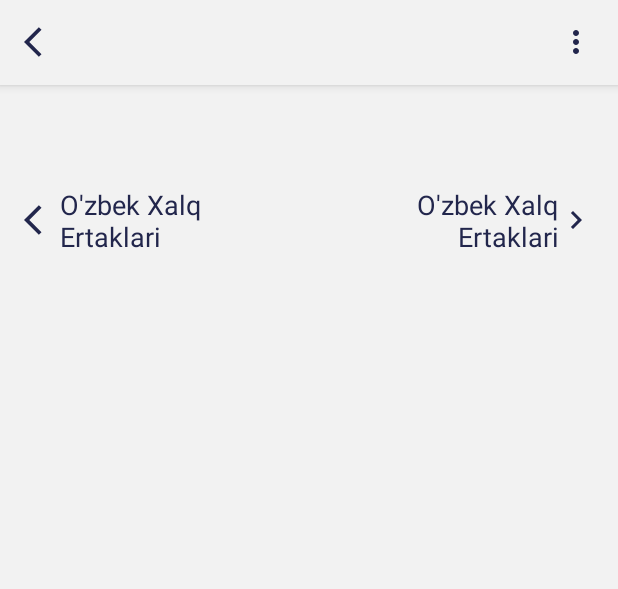
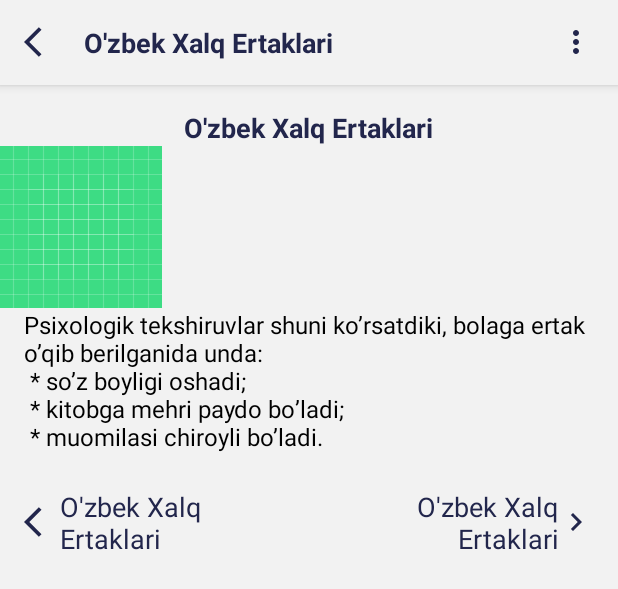
Before and after one commit to Mahmudxon/Fairytale, an Android app: the layout fragment_story.xml on its own in the app's theme, with its tools: preview values and no code run, on a phone screen of 412 x 824 dp. Shown: the top 589 px of the screen. Run offline under Robolectric (Android 15) with nearby library versions, the phone set to English and light mode, and no system bars.

Commit message:
Initial commit

```diff
--- a/app/src/main/java/uz/mahmudxon/fairy/list/viewholder/BaseViewHolder.kt
+++ b/app/src/main/java/uz/mahmudxon/fairy/list/viewholder/BaseViewHolder.kt
@@ -2,10 +2,11 @@ package uz.mahmudxon.fairy.list.viewholder
 
 import android.view.View
 import androidx.recyclerview.widget.RecyclerView
+import org.koin.core.KoinComponent
 import uz.mahmudxon.fairy.list.IAdapterCallBack
 import uz.mahmudxon.fairy.model.Fairytale
 
-abstract class BaseViewHolder(view: View) : RecyclerView.ViewHolder(view) {
+abstract class BaseViewHolder(view: View) : RecyclerView.ViewHolder(view), KoinComponent {
     var callBack: IAdapterCallBack? = null
     abstract fun bind(data: Fairytale)
 }
--- a/app/src/main/java/uz/mahmudxon/fairy/list/viewholder/ListViewHolder.kt
+++ b/app/src/main/java/uz/mahmudxon/fairy/list/viewholder/ListViewHolder.kt
@@ -1,14 +1,19 @@
 package uz.mahmudxon.fairy.list.viewholder
 
+import org.koin.core.inject
 import uz.mahmudxon.fairy.databinding.ListItemLayoutBinding
 import uz.mahmudxon.fairy.model.Fairytale
+import uz.mahmudxon.fairy.util.FontSizeManager
 
 class ListViewHolder(private val binding: ListItemLayoutBinding) : BaseViewHolder(binding.root) {
+
+    private val fontSizeManager: FontSizeManager by inject()
 
     override fun bind(data: Fairytale) {
         binding.title = data.title
         binding.img = "file:///android_asset/img/${data.img}"
         binding.root.setOnClickListener { callBack?.onItemClick(data) }
+        binding.fontSize = fontSizeManager.largeTextSize
     }
 
 }
--- a/app/src/main/java/uz/mahmudxon/fairy/module/Modules.kt
+++ b/app/src/main/java/uz/mahmudxon/fairy/module/Modules.kt
@@ -14,10 +14,12 @@ import uz.mahmudxon.fairy.repository.story.StoryResponseImpl
 import uz.mahmudxon.fairy.ui.main.MainViewModel
 import uz.mahmudxon.fairy.ui.search.SearchViewModel
 import uz.mahmudxon.fairy.ui.story.StoryViewModel
+import uz.mahmudxon.fairy.util.FontSizeManager
 import uz.mahmudxon.fairy.util.Prefs
 
 val appModule = module {
     single { Prefs(get()) }
+    single { FontSizeManager(get()) }
 }
 
 val dbModule = module {
--- a/app/src/main/java/uz/mahmudxon/fairy/ui/story/StoryFragment.kt
+++ b/app/src/main/java/uz/mahmudxon/fairy/ui/story/StoryFragment.kt
@@ -1,11 +1,13 @@
 package uz.mahmudxon.fairy.ui.story
 
 import android.view.View
+import org.koin.android.ext.android.inject
 import org.koin.androidx.viewmodel.ext.android.viewModel
 import uz.mahmudxon.fairy.R
 import uz.mahmudxon.fairy.databinding.FragmentStoryBinding
 import uz.mahmudxon.fairy.model.Fairytale
 import uz.mahmudxon.fairy.ui.base.BaseFragment
+import uz.mahmudxon.fairy.util.FontSizeManager
 import uz.mahmudxon.fairy.util.bindImage
 import uz.mahmudxon.fairy.util.visibility
 
@@ -14,9 +16,12 @@ class StoryFragment : BaseFragment(R.layout.fragment_story), View.OnClickListene
     private val binding: FragmentStoryBinding by lazy { (dataBinding as FragmentStoryBinding) }
     private var storyID = 0
     private val vm: StoryViewModel by viewModel()
+    private val fontSizeManager: FontSizeManager by inject()
 
     override fun onCreate(view: View) {
         binding.onClick = this
+        binding.largeFontSize = fontSizeManager.largeTextSize
+        binding.fontSize = fontSizeManager.currentSize
         arguments?.let {
             storyID = it.getInt("id")
         }
--- a/app/src/main/res/layout/fragment_story.xml
+++ b/app/src/main/res/layout/fragment_story.xml
@@ -21,11 +21,17 @@
             name="nextText"
             type="String" />
 
-
         <variable
             name="onClick"
             type="android.view.View.OnClickListener" />
 
+        <variable
+            name="fontSize"
+            type="Integer" />
+
+        <variable
+            name="largeFontSize"
+            type="Integer" />
 
     </data>
 
@@ -77,7 +83,8 @@
                     android:layout_toEndOf="@id/back"
                     android:text="@{titleText}"
                     android:textSize="18sp"
-                    android:textStyle="bold" />
+                    android:textStyle="bold"
+                    tools:text="@string/app_name" />
 
             </RelativeLayout>
         </com.google.android.material.appbar.AppBarLayout>
@@ -100,13 +107,16 @@
                     android:layout_marginTop="16dp"
                     android:text="@{titleText}"
                     android:textSize="18sp"
-                    android:textStyle="bold" />
+                    android:textStyle="bold"
+                    app:fontSize="@{largeFontSize}"
+                    tools:text="@string/app_name" />
 
                 <ImageView
                     android:id="@+id/img"
                     android:layout_width="match_parent"
                     android:layout_height="wrap_content"
-                    android:scaleType="fitStart" />
+                    android:scaleType="fitStart"
+                    tools:src="@drawable/ic_launcher_background" />
 
                 <TextView
                     android:layout_width="match_parent"
@@ -115,7 +125,9 @@
                     android:layout_marginRight="16dp"
                     android:text="@{storyText}"
                     android:textColor="#000"
-                    android:textSize="16sp" />
+                    android:textSize="16sp"
+                    app:fontSize="@{fontSize}"
+                    tools:text="@string/sample" />
 
                 <LinearLayout
                     android:layout_width="match_parent"
@@ -133,6 +145,7 @@
                         android:text="@{prevText}"
                         android:textSize="18sp"
                         app:drawableStartCompat="@drawable/ic_baseline_arrow_back_ios_24"
+                        app:fontSize="@{largeFontSize}"
                         app:onClick="@{onClick}"
                         tools:text="@string/app_name" />
 
@@ -147,6 +160,7 @@
                         android:textAlignment="textEnd"
                         android:textSize="18sp"
                         app:drawableEndCompat="@drawable/ic_baseline_navigate_next_24"
+                        app:fontSize="@{largeFontSize}"
                         app:onClick="@{onClick}"
                         tools:text="@string/app_name" />
 
--- a/app/src/main/res/values/strings.xml
+++ b/app/src/main/res/values/strings.xml
@@ -1,4 +1,10 @@
 <resources>
 <string name="app_name">O\'zbek Xalq Ertaklari</string>
     <string name="search">Izlash...</string>
+    <string name="sample">
+   Psixologik tekshiruvlar shuni ko\’rsatdiki, bolaga ertak o\’qib berilganida unda:\n
+    * so\’z boyligi oshadi;\n
+    * kitobga mehri paydo bo\’ladi;\n
+    * muomilasi chiroyli bo\’ladi.\n
+</string>
 </resources>
```
Also changed, not shown: app/src/main/java/uz/mahmudxon/fairy/util/FontSizeManager.kt (added, +17 -0 lines), app/src/main/java/uz/mahmudxon/fairy/util/Prefs.kt (+20 -0 lines), app/src/main/java/uz/mahmudxon/fairy/util/ViewExtentions.kt (+7 -0 lines), app/src/main/res/layout/list_item_layout.xml (+16 -11 lines).
